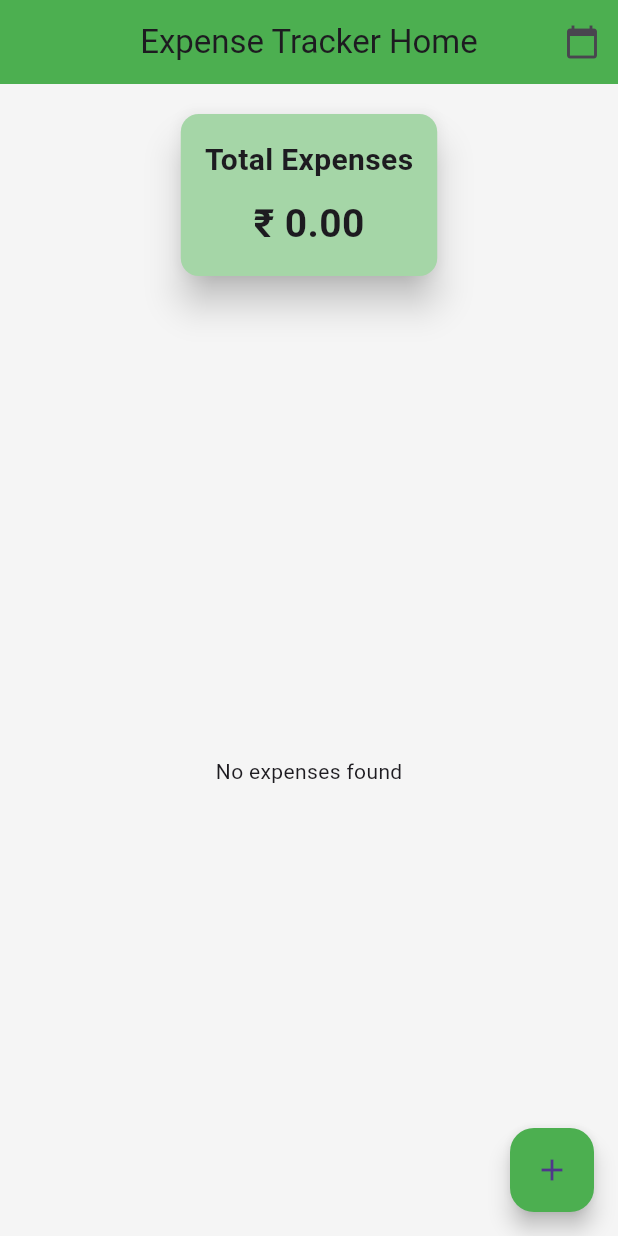
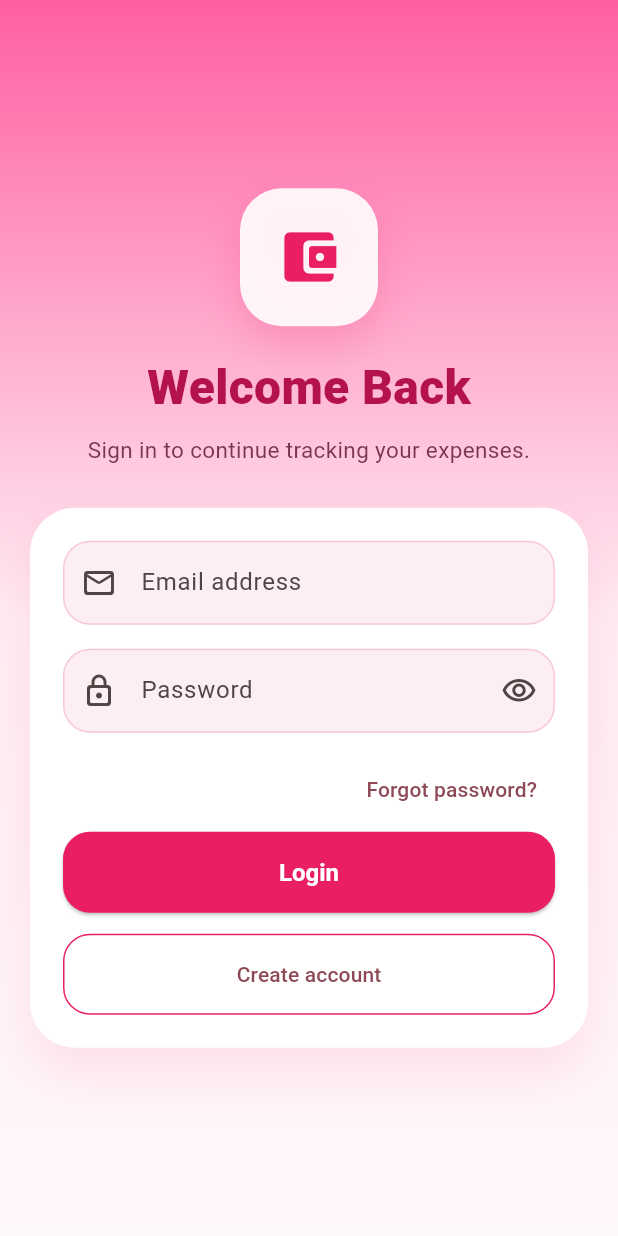
Before and after one commit to BansiSantoki/Exp_track_app, a Flutter app: the screen it shows after launch, on a phone screen of 412 x 824 dp. Run offline on Flutter 3.47's test engine with Material 3 defaults, Android fonts, the phone set to English and light mode, and no system bars; our stand-ins replace cloud_firestore, firebase_core; accounts and stored records are empty.

Commit message:
changes file

```diff
--- a/Exp_trck/lib/main.dart
+++ b/Exp_trck/lib/main.dart
@@ -2,7 +2,9 @@ import 'package:firebase_core/firebase_core.dart';
 import 'package:flutter/material.dart';
 
 import 'package:exp_trck/firebase_options.dart';
-import 'package:exp_trck/screens/Splash_Screen.dart';
+import 'package:exp_trck/screens/login_screen.dart';
+import 'package:exp_trck/screens/register_screen.dart';
+import 'package:exp_trck/screens/splash_screen.dart';
 import 'package:exp_trck/models/expanse.dart';
 import 'package:exp_trck/services/firestore_services.dart';
 import 'package:exp_trck/screens/add_expense.dart';
@@ -25,11 +27,64 @@ class ExpTrck extends StatelessWidget {
       debugShowCheckedModeBanner: false,
       title: 'Expense Tracker',
       theme: ThemeData(
-        primarySwatch: Colors.blue,
-        scaffoldBackgroundColor: Colors.grey[100],
+        useMaterial3: true,
+        colorScheme: ColorScheme.fromSeed(
+          seedColor: const Color(0xFFE91E63),
+          brightness: Brightness.light,
+        ),
+        scaffoldBackgroundColor: const Color(0xFFFFF7FA),
+        appBarTheme: const AppBarTheme(
+          backgroundColor: Color(0xFFE91E63),
+          foregroundColor: Colors.white,
+          centerTitle: true,
+          elevation: 0,
+        ),
+        cardTheme: CardThemeData(
+          color: Colors.white,
+          elevation: 10,
+          shape: RoundedRectangleBorder(
+            borderRadius: BorderRadius.circular(24),
+          ),
+        ),
+        elevatedButtonTheme: ElevatedButtonThemeData(
+          style: ElevatedButton.styleFrom(
+            backgroundColor: const Color(0xFFE91E63),
+            foregroundColor: Colors.white,
+            minimumSize: const Size.fromHeight(54),
+            shape: RoundedRectangleBorder(
+              borderRadius: BorderRadius.circular(18),
+            ),
+            textStyle: const TextStyle(
+              fontSize: 16,
+              fontWeight: FontWeight.w700,
+            ),
+          ),
+        ),
+        inputDecorationTheme: InputDecorationTheme(
+          filled: true,
+          fillColor: const Color(0xFFFDEEF4),
+          border: OutlineInputBorder(
+            borderRadius: BorderRadius.circular(18),
+            borderSide: BorderSide.none,
+          ),
+          enabledBorder: OutlineInputBorder(
+            borderRadius: BorderRadius.circular(18),
+            borderSide: const BorderSide(color: Color(0xFFF8C8D9)),
+          ),
+          focusedBorder: OutlineInputBorder(
+            borderRadius: BorderRadius.circular(18),
+            borderSide: const BorderSide(color: Color(0xFFE91E63), width: 1.6),
+          ),
+          contentPadding: const EdgeInsets.symmetric(
+            horizontal: 18,
+            vertical: 16,
+          ),
+        ),
       ),
       home: const SplashScreen(),
       routes: {
+        '/login': (context) => const LoginScreen(),
+        '/register': (context) => const RegisterScreen(),
         '/home': (context) => const ExpenseTrackerHome(),
       },
     );
@@ -47,6 +102,9 @@ class ExpenseTrackerHomeState extends State<ExpenseTrackerHome> {
   DateTime _month = DateTime.now();
   bool _monthview = false;
   final _service = FirestoreServices();
+
+  static const Color _pink = Color(0xFFE91E63);
+  static const Color _pinkDark = Color(0xFFC2185B);
 
   void _chgmonth(int value) {
     setState(() {
@@ -80,19 +138,26 @@ class ExpenseTrackerHomeState extends State<ExpenseTrackerHome> {
   void _delete(String id) {
     showDialog(
       context: context,
-      builder: (context) => AlertDialog(
+      builder: (dialogContext) => AlertDialog(
         title: const Text('Delete Expense'),
         content: const Text('Are you sure you want to delete this expense?'),
         actions: [
           TextButton(
-            onPressed: () => Navigator.pop(context),
+            onPressed: () => Navigator.pop(dialogContext),
             child: const Text('Cancel'),
           ),
           TextButton(
             onPressed: () async {
+              final navigator = Navigator.of(context, rootNavigator: true);
+              final messenger = ScaffoldMessenger.of(context);
+
               await _service.deleteExpense(id);
-              Navigator.pop(context);
-              _snack('Expense Deleted');
+              if (!mounted) return;
+
+              navigator.pop();
+              messenger.showSnackBar(
+                const SnackBar(content: Text('Expense Deleted')),
+              );
             },
             child: const Text(
               'Delete',
@@ -110,7 +175,7 @@ class ExpenseTrackerHomeState extends State<ExpenseTrackerHome> {
       appBar: AppBar(
         title: const Text('Expense Tracker Home'),
         centerTitle: true,
-        backgroundColor: Colors.green,
+        backgroundColor: _pink,
         actions: [
           IconButton(
             onPressed: () {
@@ -123,7 +188,7 @@ class ExpenseTrackerHomeState extends State<ExpenseTrackerHome> {
         ],
       ),
       floatingActionButton: FloatingActionButton(
-        backgroundColor: Colors.green,
+        backgroundColor: _pink,
         child: const Icon(Icons.add),
         onPressed: () => _sheet(null),
       ),
@@ -135,7 +200,9 @@ class ExpenseTrackerHomeState extends State<ExpenseTrackerHome> {
               child: Container(
                 padding: const EdgeInsets.symmetric(horizontal: 12),
                 decoration: BoxDecoration(
-                  color: Colors.green[100],
+                  gradient: const LinearGradient(
+                    colors: [Color(0xFFFAD5E4), Color(0xFFFFEEF4)],
+                  ),
                   borderRadius: BorderRadius.circular(20),
                 ),
                 child: Row(
@@ -185,7 +252,7 @@ class ExpenseTrackerHomeState extends State<ExpenseTrackerHome> {
                 final amount = snapshot.data ?? 0.0;
                 return Card(
                   elevation: 10,
-                  color: Colors.green[200],
+                  color: const Color(0xFFFFD7E4),
                   child: Padding(
                     padding: const EdgeInsets.all(16),
                     child: Column(
@@ -195,6 +262,7 @@ class ExpenseTrackerHomeState extends State<ExpenseTrackerHome> {
                           style: const TextStyle(
                             fontSize: 20,
                             fontWeight: FontWeight.bold,
+                            color: _pinkDark,
                           ),
                         ),
                         const SizedBox(height: 10),
@@ -203,6 +271,7 @@ class ExpenseTrackerHomeState extends State<ExpenseTrackerHome> {
                           style: const TextStyle(
                             fontSize: 26,
                             fontWeight: FontWeight.bold,
+                            color: _pinkDark,
                           ),
                         ),
                       ],
--- /dev/null
+++ b/Exp_trck/lib/screens/login_screen.dart
@@ -0,0 +1,166 @@
+import 'package:flutter/material.dart';
+
+class LoginScreen extends StatefulWidget {
+  const LoginScreen({super.key});
+
+  @override
+  State<LoginScreen> createState() => _LoginScreenState();
+}
+
+class _LoginScreenState extends State<LoginScreen> {
+  final _emailController = TextEditingController();
+  final _passwordController = TextEditingController();
+  bool _obscurePassword = true;
+
+  @override
+  void dispose() {
+    _emailController.dispose();
+    _passwordController.dispose();
+    super.dispose();
+  }
+
+  void _openHome() {
+    Navigator.pushReplacementNamed(context, '/home');
+  }
+
+  @override
+  Widget build(BuildContext context) {
+    return Scaffold(
+      body: Container(
+        decoration: const BoxDecoration(
+          gradient: LinearGradient(
+            begin: Alignment.topCenter,
+            end: Alignment.bottomCenter,
+            colors: [Color(0xFFFF5FA2), Color(0xFFFFEDF4), Color(0xFFFFF8FB)],
+          ),
+        ),
+        child: SafeArea(
+          child: Center(
+            child: SingleChildScrollView(
+              padding: const EdgeInsets.all(20),
+              child: Column(
+                children: [
+                  Container(
+                    width: 92,
+                    height: 92,
+                    decoration: BoxDecoration(
+                      color: Colors.white.withValues(alpha: 0.9),
+                      borderRadius: BorderRadius.circular(28),
+                      boxShadow: const [
+                        BoxShadow(
+                          color: Color(0x33E91E63),
+                          blurRadius: 24,
+                          offset: Offset(0, 12),
+                        ),
+                      ],
+                    ),
+                    child: const Icon(
+                      Icons.account_balance_wallet_rounded,
+                      size: 44,
+                      color: Color(0xFFE91E63),
+                    ),
+                  ),
+                  const SizedBox(height: 18),
+                  const Text(
+                    'Welcome Back',
+                    style: TextStyle(
+                      fontSize: 32,
+                      fontWeight: FontWeight.w800,
+                      color: Color(0xFFB3124B),
+                    ),
+                  ),
+                  const SizedBox(height: 8),
+                  const Text(
+                    'Sign in to continue tracking your expenses.',
+                    textAlign: TextAlign.center,
+                    style: TextStyle(
+                      fontSize: 15,
+                      color: Color(0xFF7A3552),
+                      height: 1.4,
+                    ),
+                  ),
+                  const SizedBox(height: 28),
+                  Container(
+                    padding: const EdgeInsets.all(22),
+                    decoration: BoxDecoration(
+                      color: Colors.white,
+                      borderRadius: BorderRadius.circular(30),
+                      boxShadow: const [
+                        BoxShadow(
+                          color: Color(0x1AE91E63),
+                          blurRadius: 30,
+                          offset: Offset(0, 18),
+                        ),
+                      ],
+                    ),
+                    child: Column(
+                      crossAxisAlignment: CrossAxisAlignment.stretch,
+                      children: [
+                        TextField(
+                          controller: _emailController,
+                          keyboardType: TextInputType.emailAddress,
+                          decoration: const InputDecoration(
+                            labelText: 'Email address',
+                            prefixIcon: Icon(Icons.mail_outline_rounded),
+                          ),
+                        ),
+                        const SizedBox(height: 16),
+                        TextField(
+                          controller: _passwordController,
+                          obscureText: _obscurePassword,
+                          decoration: InputDecoration(
+                            labelText: 'Password',
+                            prefixIcon: const Icon(Icons.lock_outline_rounded),
+                            suffixIcon: IconButton(
+                              onPressed: () {
+                                setState(() {
+                                  _obscurePassword = !_obscurePassword;
+                                });
+                              },
+                              icon: Icon(
+                                _obscurePassword
+                                    ? Icons.visibility_outlined
+                                    : Icons.visibility_off_outlined,
+                              ),
+                            ),
+                          ),
+                        ),
+                        const SizedBox(height: 14),
+                        Align(
+                          alignment: Alignment.centerRight,
+                          child: TextButton(
+                            onPressed: () {},
+                            child: const Text('Forgot password?'),
+                          ),
+                        ),
+                        const SizedBox(height: 4),
+                        ElevatedButton(
+                          onPressed: _openHome,
+                          child: const Text('Login'),
+                        ),
+                        const SizedBox(height: 14),
+                        OutlinedButton(
+                          onPressed: () {
+                            Navigator.pushNamed(context, '/register');
+                          },
+                          style: OutlinedButton.styleFrom(
+                            minimumSize: const Size.fromHeight(54),
+                            side: const BorderSide(color: Color(0xFFE91E63)),
+                            shape: RoundedRectangleBorder(
+                              borderRadius: BorderRadius.circular(18),
+                            ),
+                          ),
+                          child: const Text('Create account'),
+                        ),
+                      ],
+                    ),
+                  ),
+                ],
+              ),
+            ),
+          ),
+        ),
+      ),
+    );
+  }
+}
--- a/Exp_trck/lib/widgets/month_mood_widget.dart
+++ b/Exp_trck/lib/widgets/month_mood_widget.dart
@@ -34,7 +34,7 @@ class MonthMoodWidget extends StatelessWidget {
       margin: const EdgeInsets.symmetric(horizontal: 16, vertical: 10),
       padding: const EdgeInsets.all(16),
       decoration: BoxDecoration(
-        color: color.withOpacity(0.12),
+        color: color.withValues(alpha: 0.12),
         borderRadius: BorderRadius.circular(20),
       ),
       child: Row(
```
Also changed, not shown: Exp_trck/lib/screens/expanse_card.dart (+3 -11 lines), Exp_trck/lib/screens/register_screen.dart (added, +140 -0 lines), Exp_trck/lib/screens/splash_screen.dart (+28 -18 lines).
